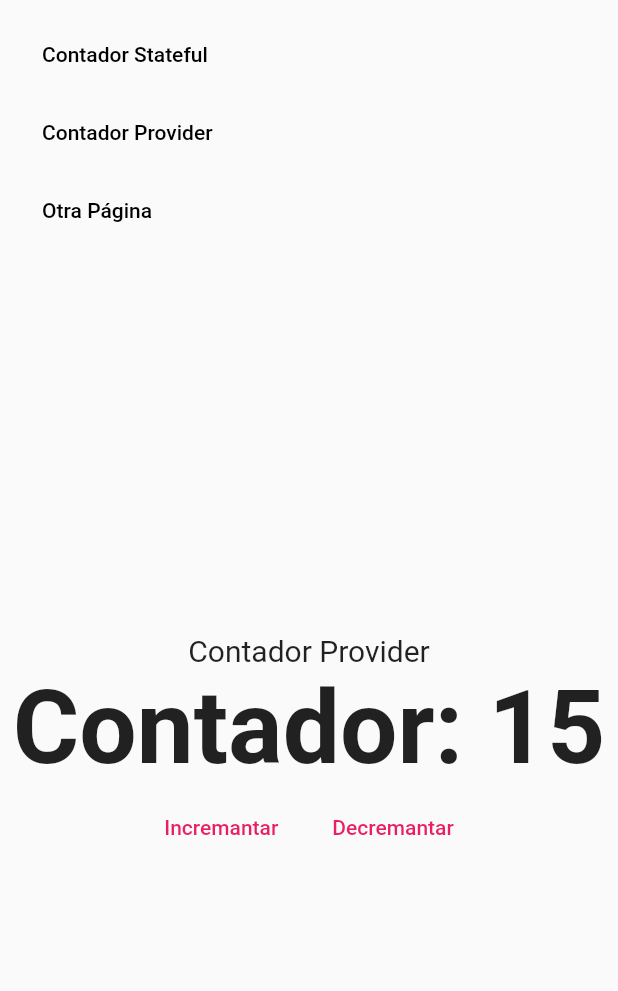
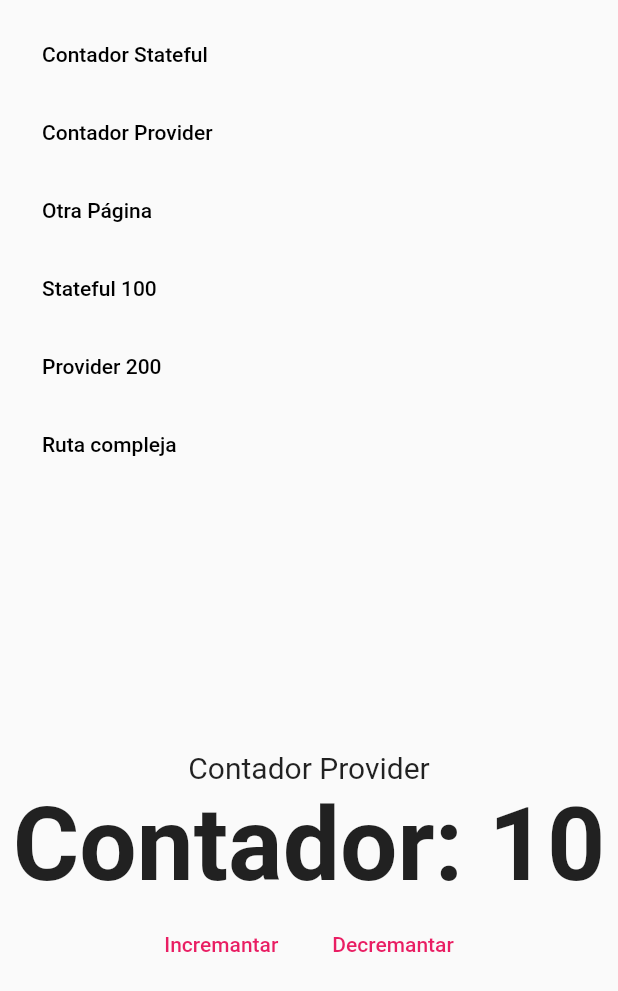
Before and after one commit to Ossyyrr/bases_web, a Flutter app: the screen it shows after launch, after a tap on "Contador Provider", on a phone screen of 412 x 824 dp. Shown: the top 991 px of the screen. Run offline on Flutter 3.47's test engine with Material 2 defaults, Android fonts, the phone set to English and light mode, and no system bars; our stand-ins replace fluro, get_it.

Commit message:
handlers

```diff
--- a/lib/provider/counter_provider.dart
+++ b/lib/provider/counter_provider.dart
@@ -2,6 +2,12 @@ import 'package:flutter/material.dart';
 
 class CounterProvider extends ChangeNotifier {
   int _counter = 15;
+
+  CounterProvider(String base) {
+    if (int.tryParse(base) != null) {
+      _counter = int.parse(base);
+    }
+  }
 
   int get counter => _counter;
 
--- /dev/null
+++ b/lib/router/route_handlers.dart
@@ -0,0 +1,27 @@
+import 'package:fluro/fluro.dart';
+
+import '../ui/view/counter_provider_view.dart';
+import '../ui/view/counter_view.dart';
+import '../ui/view/view_404.dart';
+// Handlers
+
+// Stateful
+final Handler counterHandler = Handler(handlerFunc: (context, params) {
+  print(params);
+  return CounterView(base: params['base']?.first ?? '5');
+});
+
+// Provider
+final Handler counterProviderHandler = Handler(handlerFunc: (context, params) {
+  print(params);
+  return CounterProviderView(base: params['q']?.first ?? '10');
+});
+
+// DashboardUser
+final Handler dashboardUserHandler = Handler(handlerFunc: (context, params) {
+  print(params);
+  return const View404();
+});
+
+// 404
+final Handler PageNotFound = Handler(handlerFunc: (context, params) => const View404());
--- a/lib/router/router.dart
+++ b/lib/router/router.dart
@@ -1,34 +1,17 @@
-import 'package:bases_web/ui/view/counter_provider_view.dart';
-import 'package:bases_web/ui/view/counter_view.dart';
+import 'package:bases_web/router/route_handlers.dart';
 import 'package:fluro/fluro.dart';
 
 class Flurorouter {
   static final FluroRouter router = FluroRouter();
 
   static void configureRoutes() {
-    router.define(
-      '/',
-      handler: _counterHandler,
-      transitionDuration: const Duration(milliseconds: 200),
-      transitionType: TransitionType.fadeIn,
-    );
-    router.define(
-      '/stateful',
-      handler: _counterStatefulHandler,
-      transitionDuration: const Duration(milliseconds: 200),
-      transitionType: TransitionType.fadeIn,
-    );
-    router.define(
-      '/provider',
-      handler: _counterProviderHandler,
-      transitionDuration: const Duration(milliseconds: 200),
-      transitionType: TransitionType.fadeIn,
-    );
+    router.define('/', handler: counterHandler, transitionType: TransitionType.fadeIn);
+    router.define('/stateful', handler: counterHandler, transitionType: TransitionType.fadeIn);
+    router.define('/stateful/:base', handler: counterHandler, transitionType: TransitionType.fadeIn);
+    router.define('/provider', handler: counterProviderHandler, transitionType: TransitionType.fadeIn);
+    router.define('/dashboard/users/:userid/:roleid',
+        handler: dashboardUserHandler, transitionType: TransitionType.fadeIn);
+    // Si no coincide ninguna de las rutas anteriores:
+    router.notFoundHandler = PageNotFound;
   }
-
-  // Handlers
-
-  static final Handler _counterHandler = Handler(handlerFunc: (context, params) => const CounterView());
-  static final Handler _counterStatefulHandler = Handler(handlerFunc: (context, params) => const CounterView());
-  static final Handler _counterProviderHandler = Handler(handlerFunc: (context, params) => const CounterProviderView());
 }
--- a/lib/ui/shared/custom_app_menu.dart
+++ b/lib/ui/shared/custom_app_menu.dart
@@ -26,11 +26,27 @@ class CustomAppMenu extends StatelessWidget {
         text: 'Otra Página',
         color: Colors.black,
       ),
+      const SizedBox(width: 10),
+      CustomFlatButton(
+        onPressed: () => locator<NavigationService>().navigateTo('/stateful/100'),
+        text: 'Stateful 100',
+        color: Colors.black,
+      ),
+      CustomFlatButton(
+        onPressed: () => locator<NavigationService>().navigateTo('/provider?q=200'),
+        text: 'Provider 200',
+        color: Colors.black,
+      ),
+      CustomFlatButton(
+        onPressed: () => locator<NavigationService>().navigateTo('/dashboard/users/abc123/admin'),
+        text: 'Ruta compleja',
+        color: Colors.black,
+      ),
     ];
 
     return LayoutBuilder(
         builder: (_, constraints) =>
-            constraints.maxWidth > 520 ? _TabletDesktopMenu(children: children) : _MobileMenu(children: children));
+            constraints.maxWidth > 820 ? _TabletDesktopMenu(children: children) : _MobileMenu(children: children));
   }
 }
 
--- a/lib/ui/view/counter_provider_view.dart
+++ b/lib/ui/view/counter_provider_view.dart
@@ -4,12 +4,12 @@ import 'package:flutter/material.dart';
 import 'package:provider/provider.dart';
 
 class CounterProviderView extends StatelessWidget {
-  const CounterProviderView({super.key});
-
+  const CounterProviderView({super.key, required this.base});
+  final String base;
   @override
   Widget build(BuildContext context) {
     return ChangeNotifierProvider(
-      create: (context) => CounterProvider(),
+      create: (context) => CounterProvider(base),
       child: const _CounterProviderViewBody(),
     );
   }
--- a/lib/ui/view/counter_view.dart
+++ b/lib/ui/view/counter_view.dart
@@ -2,7 +2,8 @@ import 'package:bases_web/ui/shared/custom_flat_button.dart';
 import 'package:flutter/material.dart';
 
 class CounterView extends StatefulWidget {
-  const CounterView({super.key});
+  const CounterView({super.key, required this.base});
+  final String base;
 
   @override
   State<CounterView> createState() => _CounterViewState();
@@ -10,6 +11,15 @@ class CounterView extends StatefulWidget {
 
 class _CounterViewState extends State<CounterView> {
   int counter = 10;
+
+  @override
+  void initState() {
+    if (int.tryParse(widget.base) != null) {
+      counter = int.parse(widget.base);
+    }
+    super.initState();
+  }
+
   @override
   Widget build(BuildContext context) {
     return Column(
```
Also changed, not shown: lib/router/route_generator.dart (+33 -37 lines), lib/ui/view/view_404.dart (+7 -2 lines).
